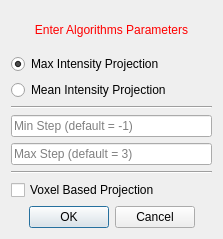
Qt form CemrgApp/Plugins/kcl.cemrgapp.scar/src/internal/AtrialScarViewUIScar.ui (OpenHeartDevelopers/CemrgApp) before a commit.
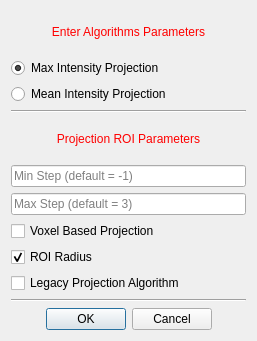
The same form after that commit.

Commit message: Advanced user controls scar

```diff
--- a/CemrgApp/Plugins/kcl.cemrgapp.scar/src/internal/AtrialScarViewUIScar.ui
+++ b/CemrgApp/Plugins/kcl.cemrgapp.scar/src/internal/AtrialScarViewUIScar.ui
@@ -6,8 +6,8 @@
    <rect>
     <x>0</x>
     <y>0</y>
-    <width>223</width>
-    <height>239</height>
+    <width>257</width>
+    <height>341</height>
    </rect>
   </property>
   <property name="sizePolicy">
@@ -25,7 +25,7 @@
   <property name="maximumSize">
    <size>
     <width>16777215</width>
-    <height>239</height>
+    <height>512</height>
    </size>
   </property>
   <property name="windowTitle">
@@ -70,7 +70,20 @@
     </widget>
    </item>
    <item>
-    <widget class="QLineEdit" name="lineEdit_1">
+    <widget class="QLabel" name="label_2">
+     <property name="styleSheet">
+      <string notr="true">QLabel { color: rgb(255, 0, 0) }</string>
+     </property>
+     <property name="text">
+      <string>Projection ROI Parameters</string>
+     </property>
+     <property name="alignment">
+      <set>Qt::AlignCenter</set>
+     </property>
+    </widget>
+   </item>
+   <item>
+    <widget class="QLineEdit" name="line_roi_minStep">
      <property name="text">
       <string/>
      </property>
@@ -87,14 +100,7 @@
     </widget>
    </item>
    <item>
-    <widget class="Line" name="line_2">
-     <property name="orientation">
-      <enum>Qt::Horizontal</enum>
-     </property>
-    </widget>
-   </item>
-   <item>
-    <widget class="QCheckBox" name="checkBox">
+    <widget class="QCheckBox" name="check_roi_voxelBased">
      <property name="toolTip">
       <string>&lt;html&gt;&lt;head/&gt;&lt;body&gt;&lt;p&gt;Changes the intensity's projection method. Resulting in unsmoothed and less fibrotic regions.&lt;/p&gt;&lt;/body&gt;&lt;/html&gt;</string>
      </property>
@@ -103,6 +109,36 @@
      </property>
     </widget>
    </item>
+   <item>
+    <widget class="QCheckBox" name="check_roi_radius">
+     <property name="toolTip">
+      <string>&lt;html&gt;&lt;body&gt;&lt;p&gt;Use or not the standard region of interest radius. Default is ON&lt;/p&gt;&lt;/body&gt;&lt;/html&gt;</string>
+     </property>
+     <property name="text">
+      <string>ROI Radius</string>
+     </property>
+     <property name="checked">
+      <bool>true</bool>
+     </property>
+    </widget>
+   </item>
+   <item>
+    <widget class="QCheckBox" name="check_roi_legacyNormals">
+     <property name="toolTip">
+      <string>&lt;html&gt;&lt;body&gt;&lt;p&gt;Uses old algorithm to project and calculate scar shell normals.&lt;/p&gt;&lt;/body&gt;&lt;/html&gt;</string>
+     </property>
+     <property name="text">
+      <string>Legacy Projection Algorithm</string>
+     </property>
+    </widget>
+   </item>
+   <item>
+    <widget class="Line" name="line_2">
+     <property name="orientation">
+      <enum>Qt::Horizontal</enum>
+     </property>
+    </widget>
+   </item>
    <item>
     <widget class="QDialogButtonBox" name="buttonBox">
      <property name="enabled">
```
Left out of the diff: 2 changed lines with no effect on the pictures. The commit also changes 19 other files.
